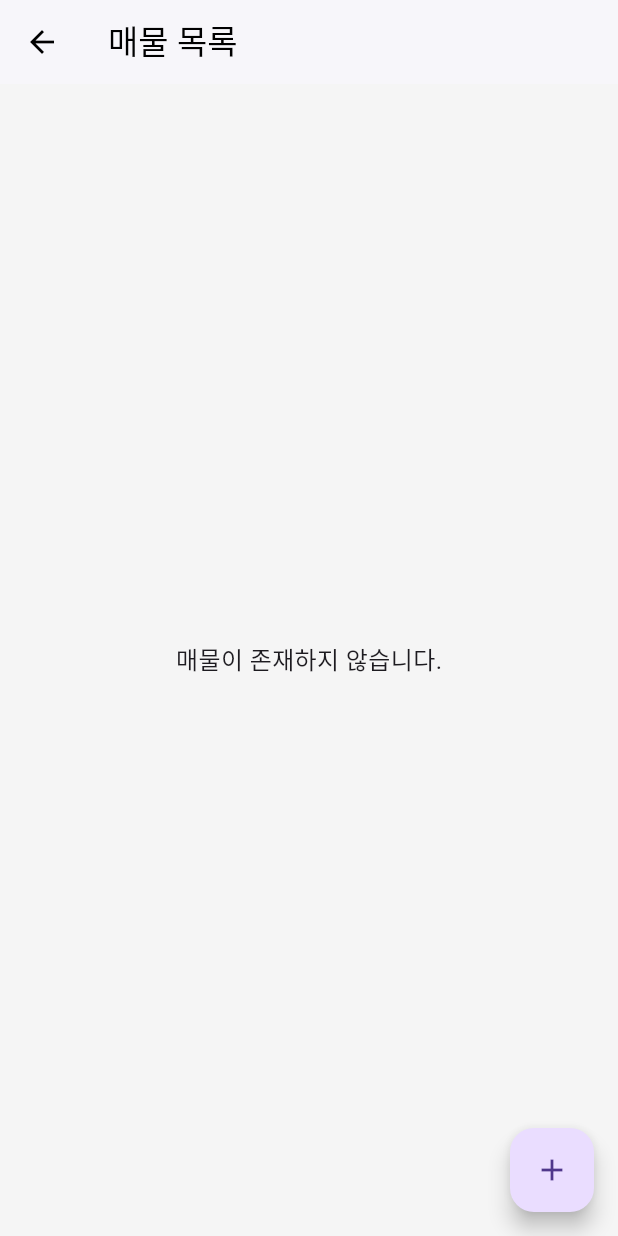
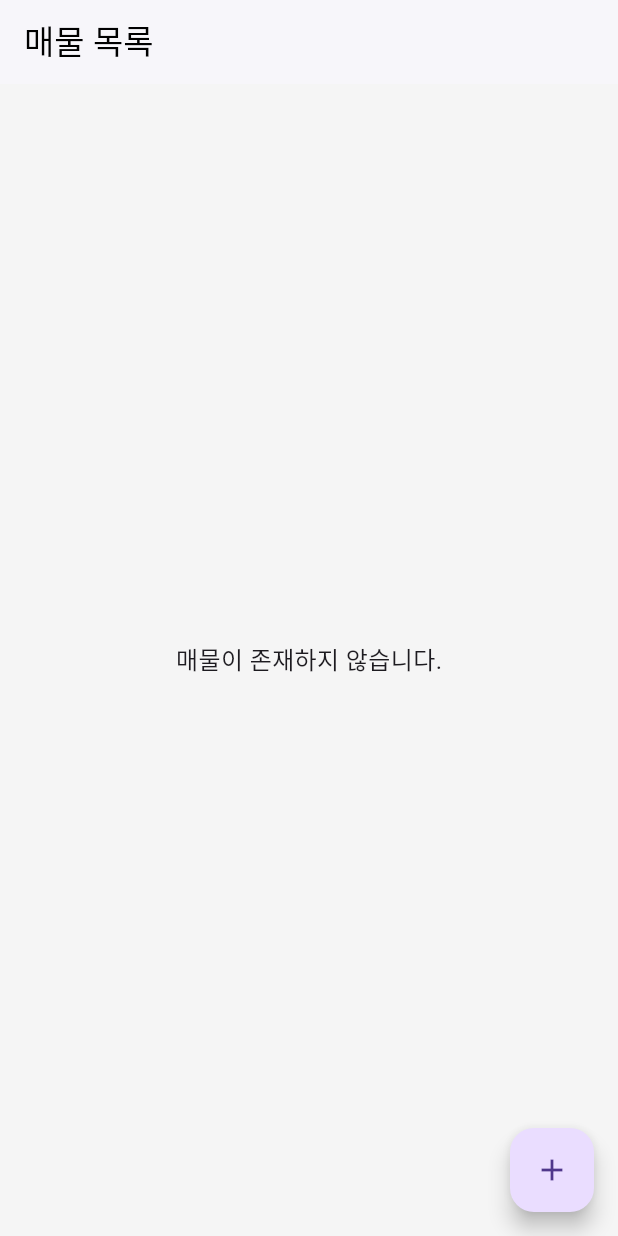
Before and after one commit to xhahwkd/flutter_realestate_shopping_app, a Flutter app: the screen it shows after launch, on a phone screen of 412 x 824 dp. Run offline on Flutter 3.47's test engine with Material 3 defaults, Android fonts, the phone set to English and light mode, and no system bars; Roboto replaces fonts that are missing (Pretendard).

Commit message:
fix : list 수정

```diff
--- a/lib/pages/Product_List_Page.dart
+++ b/lib/pages/Product_List_Page.dart
@@ -16,18 +16,7 @@ class ProductListPage extends StatelessWidget {
   @override
   Widget build(BuildContext context) {
     return Scaffold(
-      appBar: AppBar(
-        title: const Text('매물 목록'),
-        leading: IconButton(
-          icon: const Icon(Icons.arrow_back),
-          onPressed: () {
-            Navigator.push(
-              context,
-              MaterialPageRoute(builder: (_) => const ProductRegisterPage()),
-            );
-          },
-        ),
-      ),
+      appBar: AppBar(title: const Text('매물 목록')),
       body: productList.isEmpty
           ? const Center(
               child: Text('매물이 존재하지 않습니다.', style: TextStyle(fontSize: 16)),
```
